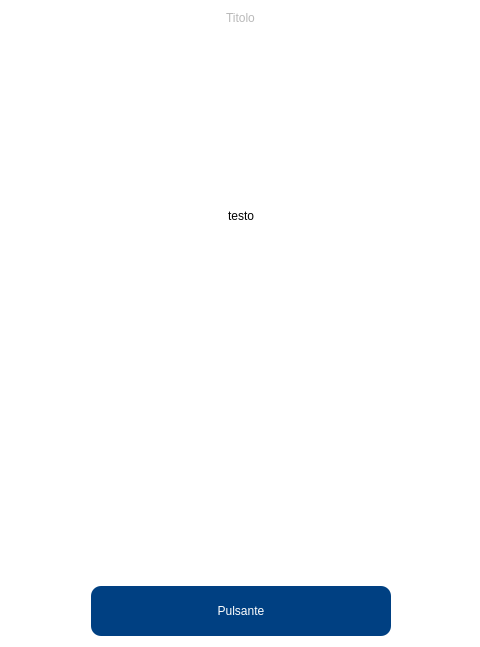
Above: GUI/qtdesigner/TextPage.ui from cosfederico/Interfaccia-Tesi before the change; both pictures show x 277 to 757 and y 0 to 647 of the 1036 by 647 pixel window. Below: the same form after it.
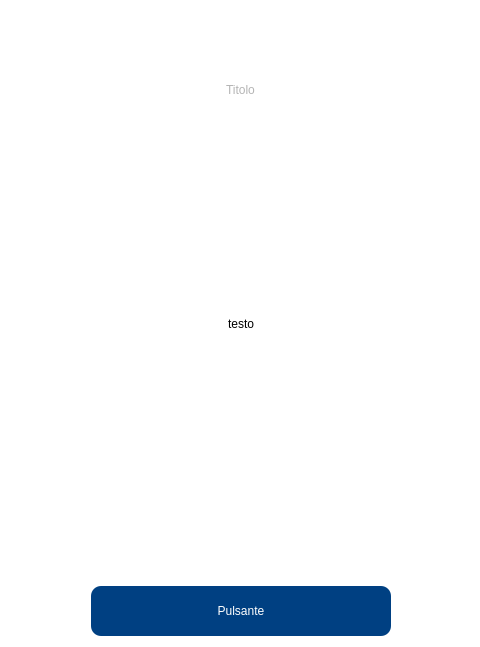
That is the form after the change.

Commit message: added word wrap to text page for better readability

```diff
--- a/GUI/qtdesigner/TextPage.ui
+++ b/GUI/qtdesigner/TextPage.ui
@@ -16,12 +16,12 @@
   <property name="styleSheet">
    <string notr="true">background-color: rgb(255, 255, 255);</string>
   </property>
-  <layout class="QGridLayout" name="gridLayout">
-   <item row="0" column="0" alignment="Qt::AlignHCenter">
+  <layout class="QVBoxLayout" name="verticalLayout">
+   <item alignment="Qt::AlignHCenter">
     <widget class="QLabel" name="title">
      <property name="styleSheet">
-      <string notr="true">font: 34pt &quot;Rubik Light&quot;;
-color: rgb(185,185,185);
+      <string notr="true">font: 36pt &quot;Rubik Light&quot;;
+color: rgb(180, 180, 180);
 background-color: rgba(255, 255, 255, 0);</string>
      </property>
      <property name="text">
@@ -29,12 +29,12 @@
      </property>
     </widget>
    </item>
-   <item row="2" column="0" alignment="Qt::AlignHCenter">
+   <item alignment="Qt::AlignHCenter">
     <widget class="QLabel" name="text">
      <property name="minimumSize">
       <size>
        <width>0</width>
-       <height>0</height>
+       <height>300</height>
       </size>
      </property>
      <property name="styleSheet">
@@ -44,22 +44,12 @@
      <property name="text">
       <string>testo</string>
      </property>
+     <property name="alignment">
+      <set>Qt::AlignCenter</set>
+     </property>
     </widget>
    </item>
-   <item row="1" column="0">
-    <spacer name="verticalSpacer">
-     <property name="orientation">
-      <enum>Qt::Vertical</enum>
-     </property>
-     <property name="sizeHint" stdset="0">
-      <size>
-       <width>20</width>
-       <height>40</height>
-      </size>
-     </property>
-    </spacer>
-   </item>
-   <item row="5" column="0" alignment="Qt::AlignHCenter">
+   <item alignment="Qt::AlignHCenter|Qt::AlignBottom">
     <widget class="QPushButton" name="ready_button">
      <property name="minimumSize">
       <size>
@@ -84,32 +74,6 @@
      </property>
     </widget>
    </item>
-   <item row="4" column="0">
-    <spacer name="verticalSpacer_2">
-     <property name="orientation">
-      <enum>Qt::Vertical</enum>
-     </property>
-     <property name="sizeHint" stdset="0">
-      <size>
-       <width>20</width>
-       <height>40</height>
-      </size>
-     </property>
-    </spacer>
-   </item>
-   <item row="3" column="0">
-    <spacer name="verticalSpacer_3">
-     <property name="orientation">
-      <enum>Qt::Vertical</enum>
-     </property>
-     <property name="sizeHint" stdset="0">
-      <size>
-       <width>20</width>
-       <height>40</height>
-      </size>
-     </property>
-    </spacer>
-   </item>
   </layout>
  </widget>
  <resources/>
```
The commit also changes 1 other file.
